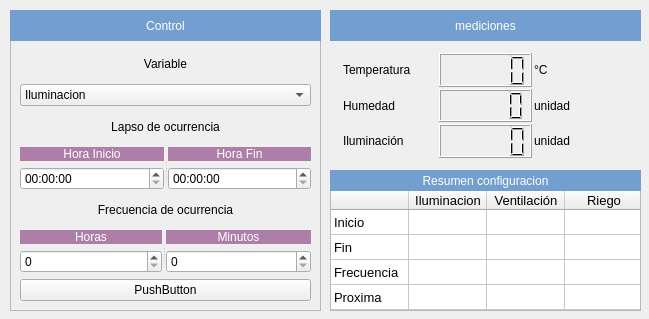
joaramirezra/Fitotron, file germinador_semilla/Interfaz_grafica/Interfaz_grafica.ui: the form before one commit.
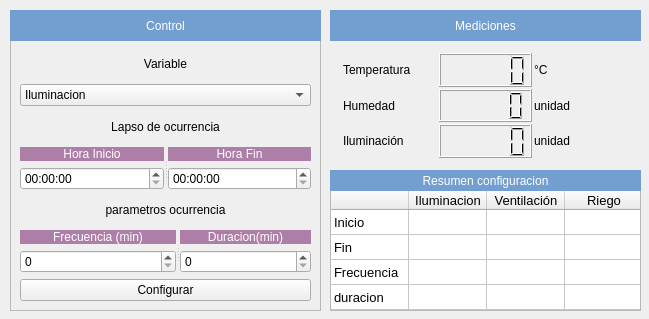
The form after the commit.

Patch:
```diff
--- a/germinador_semilla/Interfaz_grafica/Interfaz_grafica.ui
+++ b/germinador_semilla/Interfaz_grafica/Interfaz_grafica.ui
@@ -162,7 +162,7 @@
          <string notr="true">color: rgb(0, 0, 0);</string>
         </property>
         <property name="text">
-         <string>Frecuencia de ocurrencia</string>
+         <string>parametros ocurrencia</string>
         </property>
         <property name="alignment">
          <set>Qt::AlignCenter</set>
@@ -183,7 +183,7 @@
 color: rgb(255, 255, 255);</string>
             </property>
             <property name="text">
-             <string>Horas</string>
+             <string>Frecuencia (min)</string>
             </property>
             <property name="alignment">
              <set>Qt::AlignCenter</set>
@@ -208,7 +208,7 @@
 color: rgb(255, 255, 255);</string>
             </property>
             <property name="text">
-             <string>Minutos</string>
+             <string>Duracion(min)</string>
             </property>
             <property name="alignment">
              <set>Qt::AlignCenter</set>
@@ -229,7 +229,7 @@
       <item>
        <widget class="QPushButton" name="boton_configurar">
         <property name="text">
-         <string>PushButton</string>
+         <string>Configurar</string>
         </property>
        </widget>
       </item>
@@ -290,7 +290,7 @@
     </row>
     <column>
      <property name="text">
-      <string> </string>
+      <string/>
      </property>
     </column>
     <column>
@@ -315,17 +315,17 @@
     </item>
     <item row="0" column="1">
      <property name="text">
-      <string> </string>
+      <string/>
      </property>
     </item>
     <item row="0" column="2">
      <property name="text">
-      <string> </string>
+      <string/>
      </property>
     </item>
     <item row="0" column="3">
      <property name="text">
-      <string> </string>
+      <string/>
      </property>
     </item>
     <item row="1" column="0">
@@ -335,17 +335,17 @@
     </item>
     <item row="1" column="1">
      <property name="text">
-      <string> </string>
+      <string/>
      </property>
     </item>
     <item row="1" column="2">
      <property name="text">
-      <string> </string>
+      <string/>
      </property>
     </item>
     <item row="1" column="3">
      <property name="text">
-      <string> </string>
+      <string/>
      </property>
     </item>
     <item row="2" column="0">
@@ -355,37 +355,37 @@
     </item>
     <item row="2" column="1">
      <property name="text">
-      <string> </string>
+      <string/>
      </property>
     </item>
     <item row="2" column="2">
      <property name="text">
-      <string> </string>
+      <string/>
      </property>
     </item>
     <item row="2" column="3">
      <property name="text">
-      <string> </string>
+      <string/>
      </property>
     </item>
     <item row="3" column="0">
      <property name="text">
-      <string>Proxima</string>
+      <string>duracion</string>
      </property>
     </item>
     <item row="3" column="1">
      <property name="text">
-      <string> </string>
+      <string/>
      </property>
     </item>
     <item row="3" column="2">
      <property name="text">
-      <string> </string>
+      <string/>
      </property>
     </item>
     <item row="3" column="3">
      <property name="text">
-      <string> </string>
+      <string/>
      </property>
     </item>
    </widget>
@@ -403,7 +403,7 @@
 background-color: rgb(114, 159, 207);</string>
     </property>
     <property name="text">
-     <string>mediciones</string>
+     <string>Mediciones</string>
     </property>
     <property name="alignment">
      <set>Qt::AlignCenter</set>
```
